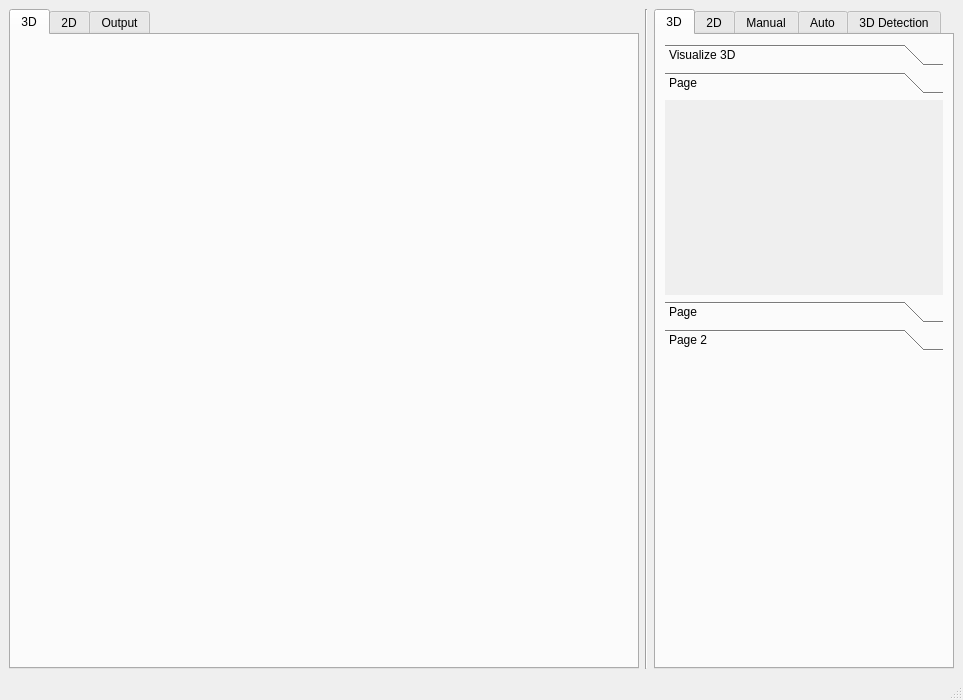
Above: ui/main_window.ui from bj0rkedal/agilus_master_project before the change. Below: the same form after it.
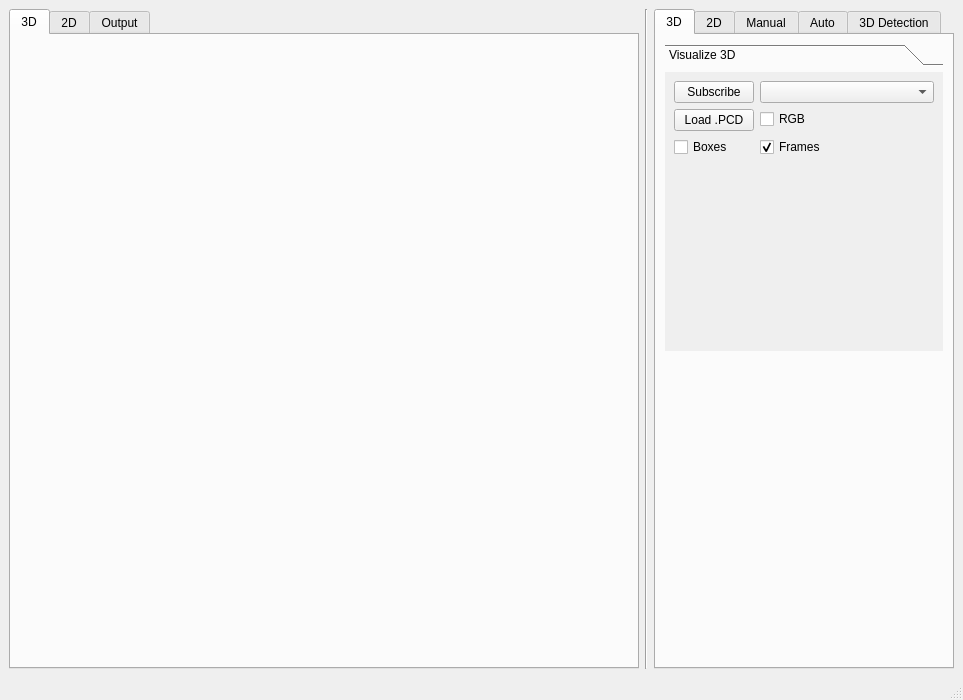
That is the form after the change. The open tabs and pages were chosen to show the change. Icons and pictures are not drawn.

What changed in the file:
```diff
--- a/ui/main_window.ui
+++ b/ui/main_window.ui
@@ -53,7 +53,7 @@
            </sizepolicy>
           </property>
           <property name="currentIndex">
-           <number>1</number>
+           <number>0</number>
           </property>
           <widget class="QWidget" name="settingVisualize3D">
            <property name="geometry">
@@ -61,7 +61,7 @@
              <x>0</x>
              <y>0</y>
              <width>278</width>
-             <height>178</height>
+             <height>271</height>
             </rect>
            </property>
            <property name="sizePolicy">
@@ -120,50 +120,6 @@
             </item>
            </layout>
           </widget>
-          <widget class="QWidget" name="page_5">
-           <property name="geometry">
-            <rect>
-             <x>0</x>
-             <y>0</y>
-             <width>278</width>
-             <height>178</height>
-            </rect>
-           </property>
-           <attribute name="label">
-            <string>Page</string>
-           </attribute>
-           <layout class="QFormLayout" name="formLayout_7">
-            <property name="fieldGrowthPolicy">
-             <enum>QFormLayout::AllNonFixedFieldsGrow</enum>
-            </property>
-           </layout>
-          </widget>
-          <widget class="QWidget" name="page_6">
-           <property name="geometry">
-            <rect>
-             <x>0</x>
-             <y>0</y>
-             <width>278</width>
-             <height>178</height>
-            </rect>
-           </property>
-           <attribute name="label">
-            <string>Page</string>
-           </attribute>
-          </widget>
-          <widget class="QWidget" name="page_2">
-           <property name="geometry">
-            <rect>
-             <x>0</x>
-             <y>0</y>
-             <width>278</width>
-             <height>178</height>
-            </rect>
-           </property>
-           <attribute name="label">
-            <string>Page 2</string>
-           </attribute>
-          </widget>
          </widget>
         </item>
         <item>
```
Left out of the diff: 23 changed lines with no effect on the pictures.
